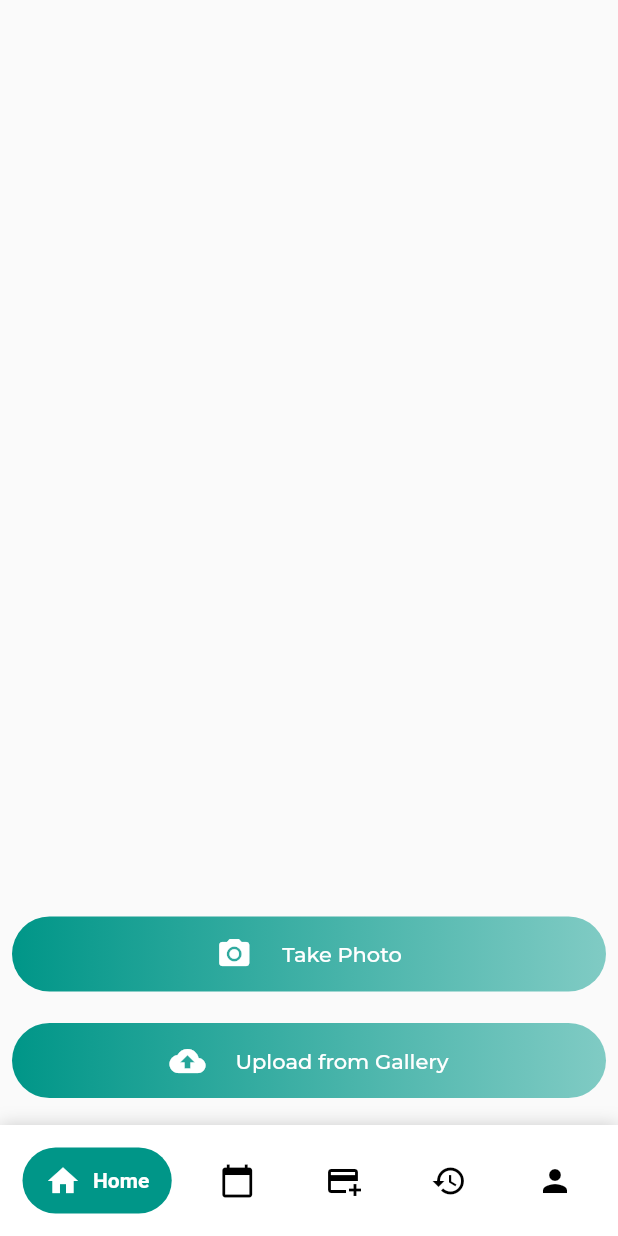
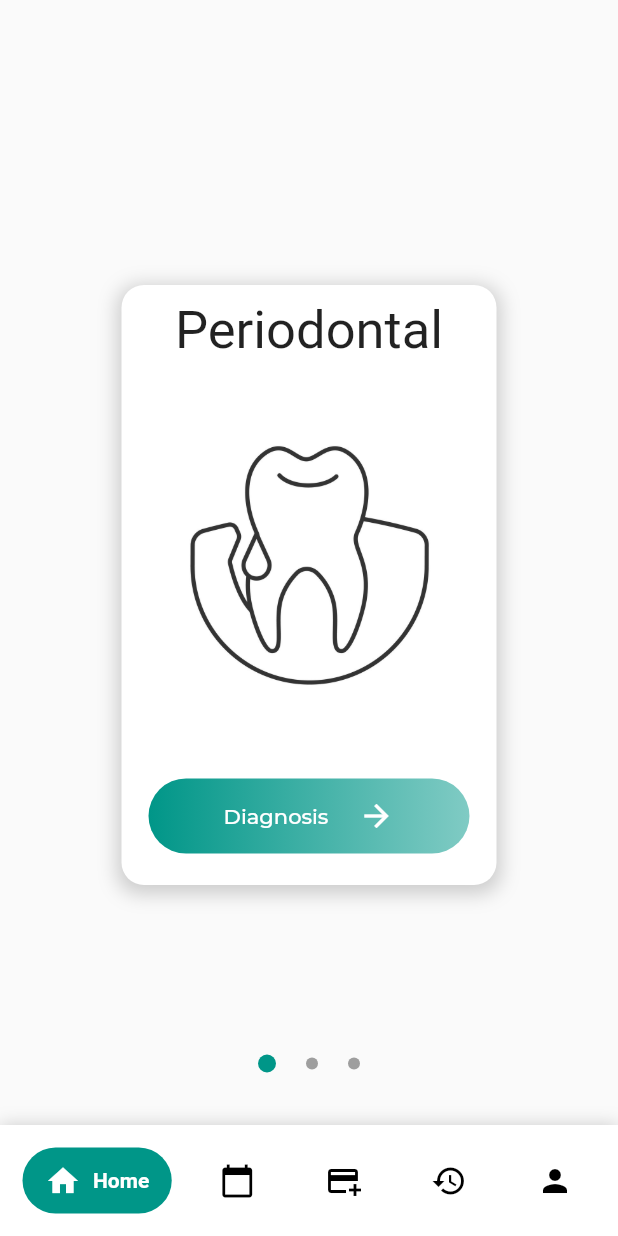
Before and after one commit to EmanEltokhy/idental, a Flutter app: the HomeScreen screen opened directly, on a phone screen of 412 x 824 dp. Run offline on Flutter 3.47's test engine with Material 2 defaults, Android fonts, the phone set to English and light mode, and no system bars; drawn by our look-alikes of google_nav_bar; our stand-ins replace bloc, cloud_firestore, conditional_builder, email_validator, firebase_auth, firebase_core and 12 more; accounts and stored records are empty; Roboto replaces fonts that are missing (Parisienne).

```diff
--- a/lib/layout/home_screen.dart
+++ b/lib/layout/home_screen.dart
@@ -17,6 +17,7 @@ import 'package:idental/upload.dart';
 
 
 import '../screens/appointment_screen.dart';
+import '../screens/select_model.dart';
 import '../tabbarPage.dart';
 import '../try.dart';
 
@@ -29,7 +30,7 @@ class HomeScreen extends StatefulWidget {
 class _HomeScreenState extends State<HomeScreen> {
   int _selectedScreenIndex = 0;
   final List _screens = [
-    {"screen": UploadScreen()},
+    {"screen": select_model()},
     {"screen": TabBarPage()},
     {"screen": NewReport()},
     {"screen": HistoryScreen()},
--- /dev/null
+++ b/lib/model/slide_model.dart
@@ -0,0 +1,26 @@
+import 'package:flutter/material.dart';
+
+class Slide_model {
+  final String imageUrl;
+  final String title;
+
+  Slide_model({
+    required this.imageUrl,
+    required this.title,
+  });
+}
+
+final slideList_model = [
+  Slide_model(
+    imageUrl: 'images/perio4.jpg',
+    title: 'Periodontal',
+  ),
+  Slide_model(
+    imageUrl: 'images/oralcancer.png',
+    title: 'Oral Cancer',
+  ),
+  Slide_model(
+    imageUrl: 'images/caries2.png',
+    title: 'Dental Caries',
+  ),
+];
--- a/lib/modules/profile/profilePage.dart
+++ b/lib/modules/profile/profilePage.dart
@@ -22,7 +22,7 @@ class profileScreen extends StatelessWidget {
 
     return BlocProvider(
         create:(BuildContext context) => AppCubit()..getUserData(),
-        child: BlocConsumer<AppCubit, AppStates>(
+        child: rBlocConsumer<AppCubit, AppStates>(
           listener: (context, state){
 
           },
--- /dev/null
+++ b/lib/screens/select_model.dart
@@ -0,0 +1,95 @@
+import 'dart:async';
+import 'package:flutter/material.dart';
+import 'package:idental/modules/login/login.dart';
+import 'package:idental/modules/signup/signup.dart';
+import '../widgets/slide_item_model.dart';
+import '../model/slide_model.dart';
+import '../widgets/slide_dots.dart';
+import 'package:google_fonts/google_fonts.dart';
+import 'package:idental/shared/components/components.dart';
+
+class select_model extends StatefulWidget {
+  @override
+  _select_modelState createState() => _select_modelState();
+}
+
+class _select_modelState extends State<select_model> {
+  int _currentPage = 0;
+  final PageController _pageController = PageController(initialPage: 0);
+
+  @override
+  void initState() {
+    super.initState();
+    Timer.periodic(Duration(seconds: 5), (Timer timer) {
+      if (_currentPage < 2) {
+        _currentPage++;
+      } else {
+        _currentPage = 0;
+      }
+
+      _pageController.animateToPage(
+        _currentPage,
+        duration: Duration(milliseconds: 300),
+        curve: Curves.easeIn,
+      );
+    });
+  }
+
+  @override
+  void dispose() {
+    super.dispose();
+    _pageController.dispose();
+  }
+
+  _onPageChanged(int index) {
+    setState(() {
+      _currentPage = index;
+    });
+  }
+
+  @override
+  Widget build(BuildContext context) {
+    return Scaffold(
+      body: Container(
+        color: Colors.white,
+        child: Column(
+          children: <Widget>[
+            Expanded(
+              child: Stack(
+                alignment: AlignmentDirectional.bottomCenter,
+                children: <Widget>[
+                  PageView.builder(
+                    scrollDirection: Axis.horizontal,
+                    controller: _pageController,
+                    onPageChanged: _onPageChanged,
+                    itemCount: slideList_model.length,
+                    itemBuilder: (ctx, i) => SlideItem_model(i),
+                  ),
+                  Stack(
+                    alignment: AlignmentDirectional.topStart,
+                    children: <Widget>[
+                      Container(
+                        margin: const EdgeInsets.only(bottom: 35),
+                        child: Row(
+                          mainAxisSize: MainAxisSize.min,
+                          mainAxisAlignment: MainAxisAlignment.center,
+                          children: <Widget>[
+                            for (int i = 0; i < slideList_model.length; i++)
+                              if (i == _currentPage)
+                                SlideDots(true)
+                              else
+                                SlideDots(false)
+                          ],
+                        ),
+                      )
+                    ],
+                  )
+                ],
+              ),
+            ),
+          ],
+        ),
+      ),
+    );
+  }
+}
--- a/lib/upload.dart
+++ b/lib/upload.dart
@@ -7,15 +7,17 @@ import 'dart:io';
 import 'package:flutter/material.dart';
 import 'package:fluttertoast/fluttertoast.dart';
 import 'package:google_fonts/google_fonts.dart';
-import 'package:idental/imagePreview.dart';
 import 'package:image_picker/image_picker.dart';
 
 class UploadScreen extends StatefulWidget {
   @override
   _UploadScreen createState() => _UploadScreen();
+  const UploadScreen({required this.index});
+  final int index;
 }
 
 class _UploadScreen extends State<UploadScreen> {
+
   @override
   Widget build(BuildContext context) {
     return MaterialApp(
--- /dev/null
+++ b/lib/widgets/slide_item_model.dart
@@ -0,0 +1,67 @@
+import 'package:flutter/material.dart';
+import 'package:google_fonts/google_fonts.dart';
+import 'package:idental/shared/components/components.dart';
+import 'package:idental/upload.dart';
+
+import '../model/slide.dart';
+import '../model/slide_model.dart';
+
+class SlideItem_model extends StatelessWidget {
+  final int index;
+  SlideItem_model(this.index);
+
+  @override
+  Widget build(BuildContext context) {
+    return Scaffold(
+      body: Column(
+        mainAxisAlignment: MainAxisAlignment.center,
+        children: [
+          SizedBox(height: 30,),
+          Center(
+            child: Container(
+              width: 250,
+              height: 400,
+              decoration: BoxDecoration(
+                color: Colors.white,
+                borderRadius: BorderRadius.circular(15),
+                boxShadow: [
+                  BoxShadow(color: Colors.grey.withOpacity(0.5),
+                  spreadRadius: 3,
+                    blurRadius: 10,
+                    offset: Offset(0,3)
+                  )
+                ]
+              ),
+              child: Padding(
+                padding: EdgeInsets.symmetric(horizontal: 10),
+              child: Column
+                (
+                children: [
+                  SizedBox(height: 10,),
+                  Text(slideList_model[index].title,style: GoogleFonts.parisienne(
+                    fontSize: 35,
+                  )),
+                  SizedBox(height: 30,),
+                  Container(
+                    height: 200,
+                    child: Image.asset(slideList_model[index].imageUrl),
+                  ),
+                  SizedBox(height: 40,),
+                  defaultButton(230.0, 50.0, 'Diagnosis', true, (){
+                    Navigator.push(
+                      context,
+                      MaterialPageRoute(
+                        builder: (context) => UploadScreen(index: index,),
+                      ),
+                    );
+                  })
+                ],
+              )
+              ),
+            ),
+          ),
+        ],
+      ),
+    );
+  }
+}
```
Also changed, not shown: lib/imagePreview.dart (deleted, +0 -32 lines), images/caries.png (added), images/caries2.png (added), images/oralcancer.png (added), images/perio4.jpg (added), 1 other file.
